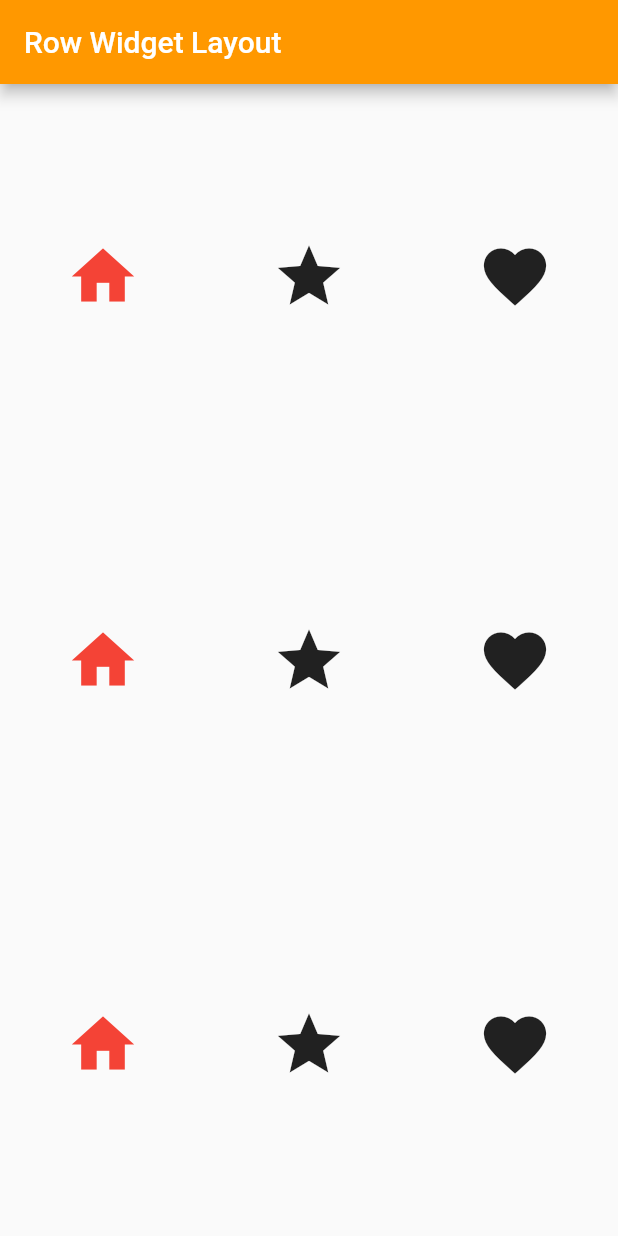
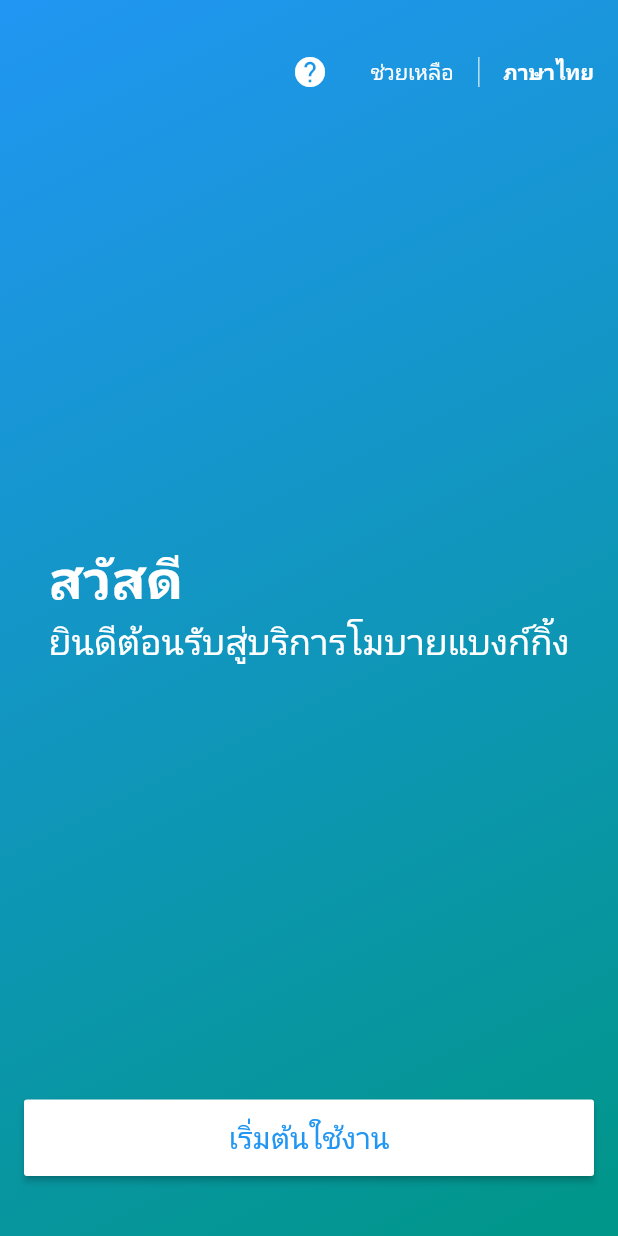
Before and after one commit to sakchaisrim/flutter_layout_inclass, a Flutter app: the screen it shows after launch, on a phone screen of 412 x 824 dp. Run offline on Flutter 3.47's test engine with Material 2 defaults, Android fonts, the phone set to English and light mode, and no system bars; Roboto replaces fonts that are missing (Kanit).

Commit message:
Welcome Screen

```diff
--- a/lib/main.dart
+++ b/lib/main.dart
@@ -1,6 +1,7 @@
 import 'package:fluter_layout_inclass/center_widget_layout.dart';
 import 'package:fluter_layout_inclass/container_widget_layout.dart';
 import 'package:fluter_layout_inclass/row_widget_layout.dart';
+import 'package:fluter_layout_inclass/welcome_screen.dart';
 
 import 'package:flutter/material.dart';
 
@@ -18,7 +19,7 @@ class MyApp extends StatelessWidget {
       theme: ThemeData(
         primarySwatch: Colors.purple
       ),
-      home: RowWidgetPage(),
+      home: WelcomePage(),
     );
   }
 }
--- /dev/null
+++ b/lib/welcome_screen.dart
@@ -0,0 +1,117 @@
+import 'package:flutter/material.dart';
+
+class WelcomePage extends StatefulWidget {
+  WelcomePage({Key key}) : super(key: key);
+
+  @override
+  _WelcomePageState createState() => _WelcomePageState();
+}
+
+class _WelcomePageState extends State<WelcomePage> {
+  @override
+  Widget build(BuildContext context) {
+    return Scaffold(
+     body: Container(
+
+       decoration: BoxDecoration(
+         gradient: LinearGradient(
+           begin: Alignment.topLeft,
+           end: Alignment(1.0, 1.0),
+           colors: [Colors.blue, Colors.teal],
+           tileMode: TileMode.repeated
+         ),
+        //  image: DecorationImage(
+        //    image: NetworkImage('https://www.itl.cat/pngfile/big/291-2918045_iphone-11-wallpaper-aesthetic.jpg'),
+        //    fit: BoxFit.cover
+        //  )
+       ),
+
+       child: Column(
+         mainAxisAlignment: MainAxisAlignment.spaceBetween,
+         children: <Widget>[
+           _textHeader(),
+           _textWelcome(),
+           _buttonStart()
+         ],
+       ),
+     ),
+    );
+  }
+
+
+  // Header Widget
+  Widget _textHeader(){
+    return Padding(
+      padding: const EdgeInsets.only(top: 24.0),
+      child: Row(
+        mainAxisAlignment: MainAxisAlignment.end,
+        children: <Widget>[
+          IconButton(
+            icon: Icon(Icons.help, color: Colors.white,),
+            onPressed: (){}
+          ),
+          FlatButton(
+            onPressed: (){},
+            child: Text('ช่วยเหลือ'),
+            textColor: Colors.white,
+            splashColor: Colors.transparent,
+            highlightColor: Colors.transparent,
+          ),
+          Container(
+            width: 1.0,
+            height: 20.0,
+            color: Colors.white70,
+          ),
+          FlatButton(
+            onPressed: (){},
+            child: Text('ภาษาไทย', style: TextStyle(fontWeight: FontWeight.bold),),
+            textColor: Colors.white,
+            splashColor: Colors.transparent,
+            highlightColor: Colors.transparent,
+          ),
+        ],
+      ),
+    );
+  }
+
+  // Welcome Widget
+  Widget _textWelcome(){
+    return Column(
+      crossAxisAlignment: CrossAxisAlignment.start,
+      children: <Widget>[
+        Text(
+          'สวัสดี',
+          style: TextStyle(
+            fontSize: 36.0,
+            color: Colors.white,
+            fontWeight: FontWeight.bold,
+            fontFamily: 'Kanit'
+          ),
+        ),
+        Text(
+          'ยินดีต้อนรับสู่บริการโมบายแบงก์กิ้ง',
+          style: TextStyle(fontSize: 24.0, color: Colors.white),
+        )
+      ],
+    );
+  }
+
+  // ButtonStart Widget
+  Widget _buttonStart(){
+    return Padding(
+      padding: const EdgeInsets.only(left: 16.0, right:16.0, bottom: 40.0),
+      child: SizedBox(
+        width: double.infinity,
+        child: RaisedButton(
+            onPressed: (){},
+            color: Colors.white,
+            child: Padding(
+              padding: const EdgeInsets.all(12.0),
+              child: Text('เริ่มต้นใช้งาน', style: TextStyle(fontSize: 20.0, color: Colors.blue),),
+            ),
+        ),
+      ),
+    );
+  }
+
+} // Class
```
